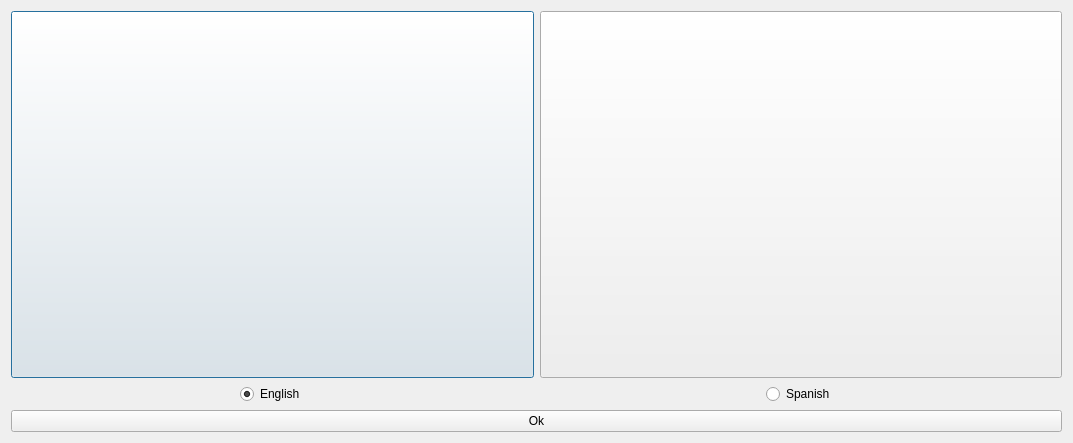
Qt form src/languagechooser.ui (dannagle/PacketSender) before a commit.
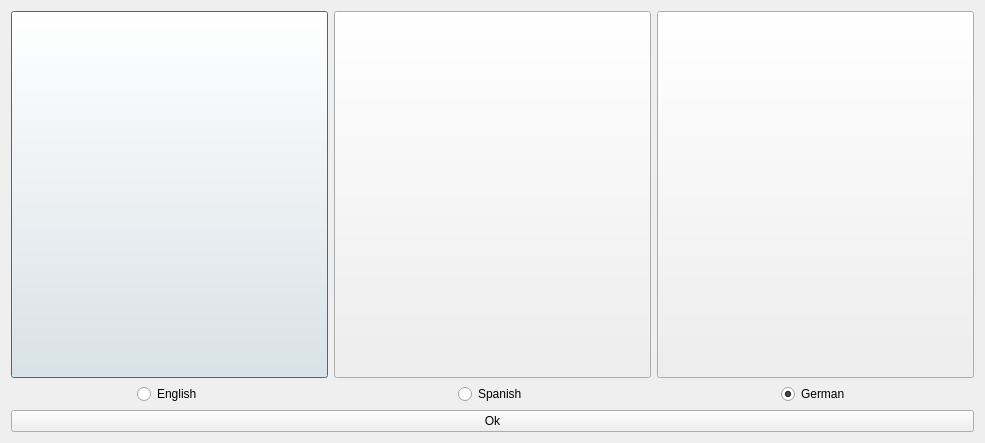
The same form after that commit. Icons and pictures are not drawn.

Commit message: finished startup language chooser dialog

Diff of the .ui file:
```diff
--- a/src/languagechooser.ui
+++ b/src/languagechooser.ui
@@ -6,14 +6,14 @@
    <rect>
     <x>0</x>
     <y>0</y>
-    <width>1073</width>
+    <width>985</width>
     <height>443</height>
    </rect>
   </property>
   <property name="windowTitle">
    <string>Choose Language</string>
   </property>
-  <layout class="QVBoxLayout" name="verticalLayout_3">
+  <layout class="QVBoxLayout" name="verticalLayout_4">
    <item>
     <layout class="QHBoxLayout" name="horizontalLayout">
      <item>
@@ -79,6 +79,39 @@
        </item>
       </layout>
      </item>
+     <item>
+      <layout class="QVBoxLayout" name="verticalLayout_3">
+       <item>
+        <widget class="QPushButton" name="germanLabel">
+         <property name="sizePolicy">
+          <sizepolicy hsizetype="Minimum" vsizetype="Expanding">
+           <horstretch>0</horstretch>
+           <verstretch>0</verstretch>
+          </sizepolicy>
+         </property>
+         <property name="minimumSize">
+          <size>
+           <width>300</width>
+           <height>0</height>
+          </size>
+         </property>
+         <property name="styleSheet">
+          <string notr="true">image:url(:/languages/german-flag.png);</string>
+         </property>
+        </widget>
+       </item>
+       <item alignment="Qt::AlignHCenter">
+        <widget class="QRadioButton" name="radioGerman">
+         <property name="text">
+          <string>German</string>
+         </property>
+         <property name="checked">
+          <bool>true</bool>
+         </property>
+        </widget>
+       </item>
+      </layout>
+     </item>
     </layout>
    </item>
    <item>
```
The commit also changes 6 other files.
